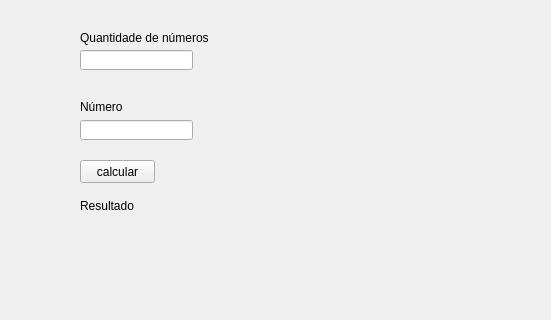
Qt form ex19/ex19.ui (PeterLucky731/Qt) before a commit; both pictures show x 100 to 651 and y 160 to 480 of the 800 by 600 pixel window.
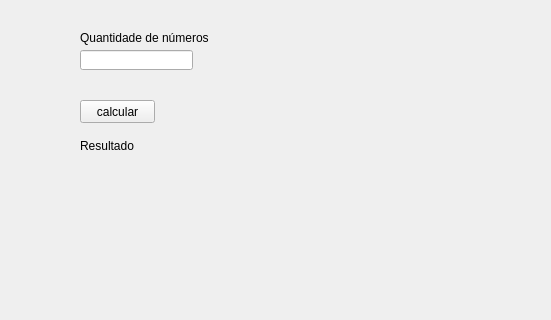
The same form after that commit.

```diff
--- a/ex19/ex19.ui
+++ b/ex19/ex19.ui
@@ -14,19 +14,6 @@
    <string>MainWindow</string>
   </property>
   <widget class="QWidget" name="centralwidget">
-   <widget class="QLabel" name="label_3">
-    <property name="geometry">
-     <rect>
-      <x>180</x>
-      <y>260</y>
-      <width>47</width>
-      <height>13</height>
-     </rect>
-    </property>
-    <property name="text">
-     <string>Número</string>
-    </property>
-   </widget>
    <widget class="QLineEdit" name="qnt">
     <property name="geometry">
      <rect>
@@ -59,7 +46,7 @@
     <property name="geometry">
      <rect>
       <x>180</x>
-      <y>320</y>
+      <y>260</y>
       <width>75</width>
       <height>23</height>
      </rect>
@@ -85,7 +72,7 @@
     <property name="geometry">
      <rect>
       <x>180</x>
-      <y>350</y>
+      <y>290</y>
       <width>391</width>
       <height>31</height>
      </rect>
@@ -94,16 +81,6 @@
      <string>Resultado</string>
     </property>
    </widget>
-   <widget class="QLineEdit" name="num">
-    <property name="geometry">
-     <rect>
-      <x>180</x>
-      <y>280</y>
-      <width>113</width>
-      <height>20</height>
-     </rect>
-    </property>
-   </widget>
   </widget>
   <widget class="QMenuBar" name="menubar">
    <property name="geometry">
```
